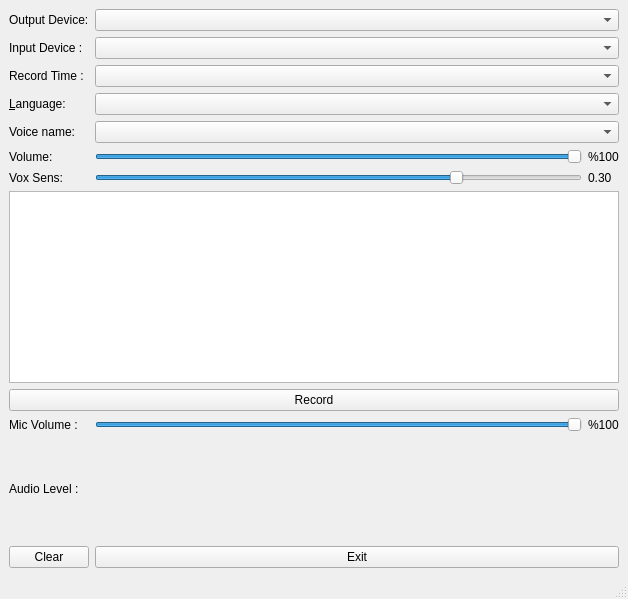
Before: the Qt Designer form ai.ui in takyonxxx/Artificial_Intelligence, drawn with Qt 5.
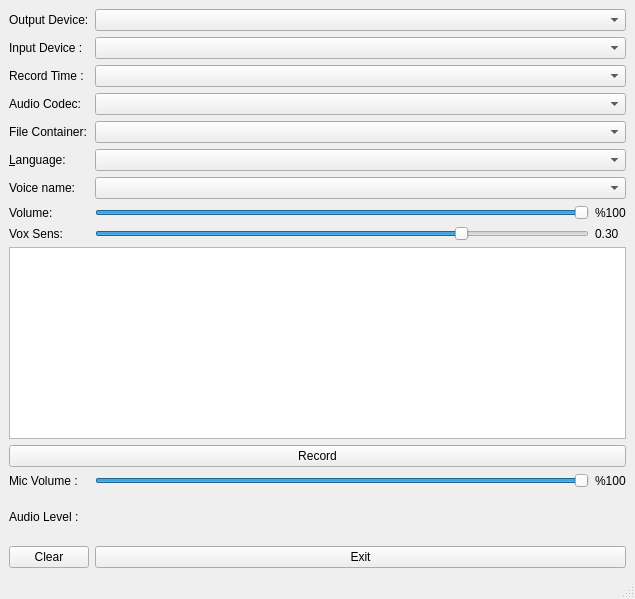
After: the same form once the commit is applied.

Patch:
```diff
--- a/ai.ui
+++ b/ai.ui
@@ -6,7 +6,7 @@
    <rect>
     <x>0</x>
     <y>0</y>
-    <width>628</width>
+    <width>635</width>
     <height>599</height>
    </rect>
   </property>
@@ -17,21 +17,17 @@
    <layout class="QGridLayout" name="gridLayout_3">
     <item row="0" column="0">
      <layout class="QGridLayout" name="gridLayout_2">
-      <item row="0" column="0">
-       <widget class="QLabel" name="labelOutputDevice">
+      <item row="1" column="0">
+       <widget class="QLabel" name="labelInputDevice">
         <property name="text">
-         <string>Output Device:</string>
+         <string>Input Device : </string>
         </property>
        </widget>
       </item>
-      <item row="2" column="0">
-       <widget class="QLabel" name="labelRecordTime">
-        <property name="text">
-         <string>Record Time : </string>
-        </property>
-       </widget>
+      <item row="6" column="1" colspan="2">
+       <widget class="QComboBox" name="voice"/>
       </item>
-      <item row="3" column="0">
+      <item row="5" column="0">
        <widget class="QLabel" name="labelLanguage">
         <property name="sizePolicy">
          <sizepolicy hsizetype="Minimum" vsizetype="Preferred">
@@ -53,43 +49,90 @@
         </property>
        </widget>
       </item>
-      <item row="3" column="1" colspan="2">
-       <widget class="QComboBox" name="language">
-        <property name="sizePolicy">
-         <sizepolicy hsizetype="Expanding" vsizetype="Fixed">
-          <horstretch>0</horstretch>
-          <verstretch>0</verstretch>
-         </sizepolicy>
-        </property>
-       </widget>
-      </item>
-      <item row="2" column="1" colspan="2">
-       <widget class="QComboBox" name="recordTimeBox"/>
-      </item>
       <item row="0" column="1" colspan="2">
        <widget class="QComboBox" name="audioOutputDeviceBox"/>
       </item>
-      <item row="1" column="0">
-       <widget class="QLabel" name="labelInputDevice">
+      <item row="6" column="0">
+       <widget class="QLabel" name="labelVoice">
         <property name="text">
-         <string>Input Device : </string>
+         <string>Voice name:</string>
         </property>
+        <property name="alignment">
+         <set>Qt::AlignLeading|Qt::AlignLeft|Qt::AlignVCenter</set>
+        </property>
        </widget>
       </item>
-      <item row="5" column="2">
-       <widget class="QLabel" name="labelSpeechLevelInfo">
+      <item row="8" column="1">
+       <widget class="QSlider" name="voxSensivitySlider">
+        <property name="maximum">
+         <number>100</number>
+        </property>
+        <property name="singleStep">
+         <number>5</number>
+        </property>
+        <property name="pageStep">
+         <number>20</number>
+        </property>
+        <property name="value">
+         <number>75</number>
+        </property>
+        <property name="sliderPosition">
+         <number>75</number>
+        </property>
+        <property name="orientation">
+         <enum>Qt::Horizontal</enum>
+        </property>
+       </widget>
+      </item>
+      <item row="3" column="0">
+       <widget class="QLabel" name="label_2">
         <property name="text">
-         <string>%100</string>
+         <string>Audio Codec:</string>
+        </property>
+       </widget>
+      </item>
+      <item row="0" column="0">
+       <widget class="QLabel" name="labelOutputDevice">
+        <property name="text">
+         <string>Output Device:</string>
+        </property>
+       </widget>
+      </item>
+      <item row="5" column="1" colspan="2">
+       <widget class="QComboBox" name="language">
+        <property name="sizePolicy">
+         <sizepolicy hsizetype="Expanding" vsizetype="Fixed">
+          <horstretch>0</horstretch>
+          <verstretch>0</verstretch>
+         </sizepolicy>
         </property>
        </widget>
       </item>
       <item row="1" column="1" colspan="2">
        <widget class="QComboBox" name="audioInputDeviceBox"/>
       </item>
-      <item row="4" column="1" colspan="2">
-       <widget class="QComboBox" name="voice"/>
+      <item row="8" column="2">
+       <widget class="QLabel" name="labelVoxSensivityInfo">
+        <property name="text">
+         <string>0.30</string>
+        </property>
+       </widget>
       </item>
-      <item row="5" column="1">
+      <item row="7" column="2">
+       <widget class="QLabel" name="labelSpeechLevelInfo">
+        <property name="text">
+         <string>%100</string>
+        </property>
+       </widget>
+      </item>
+      <item row="2" column="0">
+       <widget class="QLabel" name="labelRecordTime">
+        <property name="text">
+         <string>Record Time : </string>
+        </property>
+       </widget>
+      </item>
+      <item row="7" column="1">
        <widget class="QSlider" name="speechVolumeSlider">
         <property name="maximum">
          <number>100</number>
@@ -111,17 +154,10 @@
         </property>
        </widget>
       </item>
-      <item row="4" column="0">
-       <widget class="QLabel" name="labelVoice">
-        <property name="text">
-         <string>Voice name:</string>
-        </property>
-        <property name="alignment">
-         <set>Qt::AlignLeading|Qt::AlignLeft|Qt::AlignVCenter</set>
-        </property>
-       </widget>
+      <item row="2" column="1" colspan="2">
+       <widget class="QComboBox" name="recordTimeBox"/>
       </item>
-      <item row="5" column="0">
+      <item row="7" column="0">
        <widget class="QLabel" name="labelVolume">
         <property name="sizePolicy">
          <sizepolicy hsizetype="Minimum" vsizetype="Preferred">
@@ -137,7 +173,7 @@
         </property>
        </widget>
       </item>
-      <item row="6" column="0">
+      <item row="8" column="0">
        <widget class="QLabel" name="labelVolume_2">
         <property name="sizePolicy">
          <sizepolicy hsizetype="Minimum" vsizetype="Preferred">
@@ -153,35 +189,19 @@
         </property>
        </widget>
       </item>
-      <item row="6" column="1">
-       <widget class="QSlider" name="voxSensivitySlider">
-        <property name="maximum">
-         <number>100</number>
-        </property>
-        <property name="singleStep">
-         <number>5</number>
-        </property>
-        <property name="pageStep">
-         <number>20</number>
-        </property>
-        <property name="value">
-         <number>75</number>
-        </property>
-        <property name="sliderPosition">
-         <number>75</number>
-        </property>
-        <property name="orientation">
-         <enum>Qt::Horizontal</enum>
-        </property>
-       </widget>
-      </item>
-      <item row="6" column="2">
-       <widget class="QLabel" name="labelVoxSensivityInfo">
+      <item row="4" column="0">
+       <widget class="QLabel" name="label_3">
         <property name="text">
-         <string>0.30</string>
+         <string>File Container:</string>
         </property>
        </widget>
       </item>
+      <item row="3" column="1" colspan="2">
+       <widget class="QComboBox" name="audioCodecBox"/>
+      </item>
+      <item row="4" column="1" colspan="2">
+       <widget class="QComboBox" name="containerBox"/>
+      </item>
      </layout>
     </item>
     <item row="1" column="0">
```
